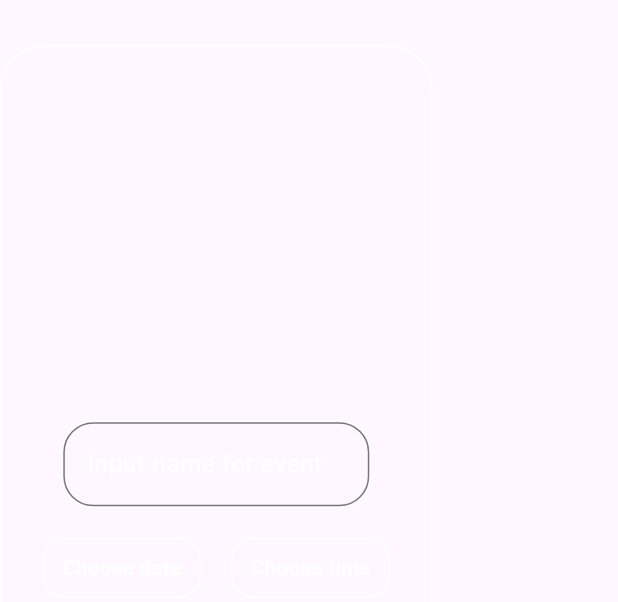
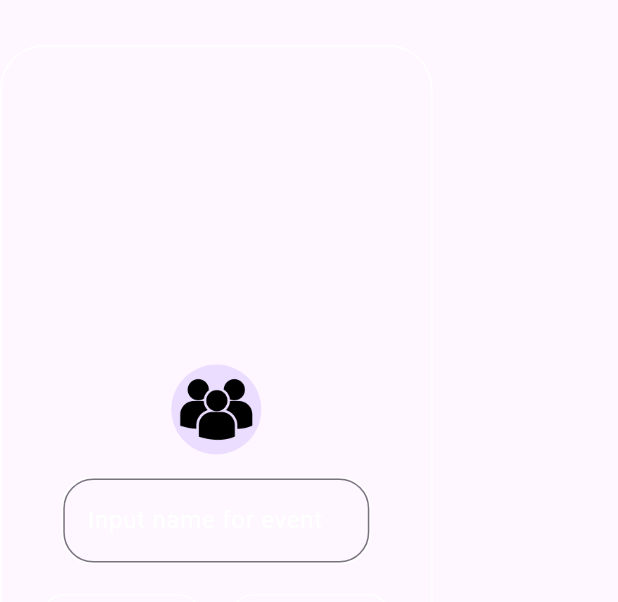
Before and after one commit to Sulankovski/timeline, a Flutter app: the AddScreen widget shown alone on an empty page, opened directly with empty values, on a phone screen of 412 x 824 dp. Shown: the top 602 px of the screen. Run offline on Flutter 3.47's test engine with Material 3 defaults, Android fonts, the light colour scheme and no system bars; our stand-ins replace cloud_firestore, firebase_auth, firebase_core, firebase_storage, google_maps_flutter, image_picker; missing offline and left inert: flutter_osm_plugin, flutter_timeline_calendar; accounts and stored records are empty.

Commit message:
picture choosing

```diff
--- a/lib/screens/add_screen.dart
+++ b/lib/screens/add_screen.dart
@@ -1,7 +1,10 @@
+import 'dart:typed_data';
 import 'package:flutter/material.dart';
 import 'package:flutter_osm_plugin/flutter_osm_plugin.dart';
 import 'package:google_maps_flutter/google_maps_flutter.dart';
+import 'package:image_picker/image_picker.dart';
 import 'package:timeline/resources/firebase_methods.dart';
+import 'package:timeline/utils/utils.dart';
 import 'package:timeline/widgets/input_box.dart';
 
 class AddScreen extends StatefulWidget {
@@ -30,6 +33,7 @@ class _AddScreenState extends State<AddScreen> {
   String locationTExt = "Choose location";
   String _selectedOption = "group";
   String _group = "";
+  Uint8List? _image;
 
   void picDate() {
     showDatePicker(
@@ -65,12 +69,20 @@ class _AddScreenState extends State<AddScreen> {
       name: _name.text,
       group: _group,
       location: _local,
+      file: _image!,
     );
     setState(() {
       widget.onSubmit();
     });
     // ignore: avoid_print
     print(rez);
+  }
+
+  void selectImage() async {
+    Uint8List image = await pickImage(ImageSource.gallery);
+    setState(() {
+      _image = image;
+    });
   }
 
   static const LatLng _startPos = LatLng(
@@ -97,6 +109,21 @@ class _AddScreenState extends State<AddScreen> {
           child: Column(
             mainAxisAlignment: MainAxisAlignment.center,
             children: [
+              Padding(
+                padding: const EdgeInsets.only(bottom: 15),
+                child: GestureDetector(
+                  onTap: () => selectImage(),
+                  child: _image != null
+                      ? CircleAvatar(
+                          radius: 30,
+                          backgroundImage: MemoryImage(_image!),
+                        )
+                      : const CircleAvatar(
+                          radius: 30,
+                          backgroundImage: AssetImage('assets/group.png'),
+                        ),
+                ),
+              ),
               InputBox(
                 controller: _name,
                 hitText: "Input name for event",
@@ -172,7 +199,6 @@ class _AddScreenState extends State<AddScreen> {
                               "${geoPoints.latitude} ${geoPoints.longitude}";
                           locationTExt = "Location chosen";
                         });
-                        print(_local);
                       }
                     },
                     child: Text(
--- a/lib/screens/events_screen.dart
+++ b/lib/screens/events_screen.dart
@@ -156,9 +156,11 @@ class _EventScreenState extends State<EventScreen> {
                                 host: snapshot.data!.docs[index]["creator"],
                                 participants: snapshot.data!.docs[index]
                                     ["participants"],
+                                photo: snapshot.data!.docs[index]["ppURL"],
                               ),
                               snapshot.data!.docs[index]["creator"],
                               snapshot.data!.docs[index]["participants"],
+                              snapshot.data!.docs[index]["ppURL"],
                             ),
                             child: const Icon(
                               Icons.group,
--- a/lib/screens/home_screen.dart
+++ b/lib/screens/home_screen.dart
@@ -42,6 +42,7 @@ class _HomeScreenState extends State<HomeScreen> {
               date: doc["date"],
               host: doc["creator"],
               participants: doc["participants"],
+              photo: doc["ppURL"],
             ),
           );
         });
@@ -55,6 +56,7 @@ class _HomeScreenState extends State<HomeScreen> {
               date: doc["date"],
               host: doc["creator"],
               participants: doc["participants"],
+              photo: doc["ppURL"],
             ),
           );
         });
@@ -140,6 +142,7 @@ class _HomeScreenState extends State<HomeScreen> {
                             _getEventsForDay(selectedDate)[index],
                             _getEventsForDay(selectedDate)[index].host,
                             _getEventsForDay(selectedDate)[index].participants,
+                            _getEventsForDay(selectedDate)[index].photo,
                           ),
                           child: Row(
                             children: [
--- a/lib/widgets/event.dart
+++ b/lib/widgets/event.dart
@@ -5,6 +5,7 @@ class Event {
   final String type;
   final String host;
   final List participants;
+  final String photo;
 
   Event({
     required this.type,
@@ -13,5 +14,6 @@ class Event {
     required this.date,
     required this.host,
     required this.participants,
+    required this.photo,
   });
 }
--- a/pubspec.yaml
+++ b/pubspec.yaml
@@ -39,6 +39,7 @@ dependencies:
   flutter_timeline_calendar: ^1.0.9
   fluttertoast: ^8.2.4
   google_maps_flutter: ^2.5.3
+  image_picker: ^1.0.7
   uuid: ^4.3.3
 
 dev_dependencies:
@@ -56,8 +57,8 @@ flutter:
   # the material Icons class.
   uses-material-design: true
   # To add assets to your application, add an assets section, like this:
-  # assets:
-  #   - images/a_dot_burr.jpeg
+  assets:
+    - assets/group.png
   #   - images/a_dot_ham.jpeg
   # An image asset can refer to one or more resolution-specific "variants", see
   # https://flutter.dev/assets-and-images/#resolution-aware
```
Also changed, not shown: lib/resources/firebase_methods.dart (+15 -1 lines), lib/screens/map_screen.dart (+22 -0 lines), lib/utils/utils.dart (added, +14 -0 lines), lib/widgets/event_info.dart (+9 -3 lines), assets/group.png (added), pubspec.lock, 5 other files.
